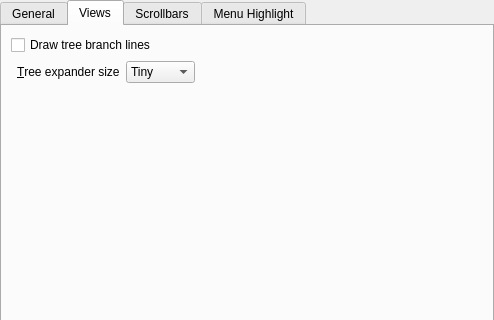
Above: kstyle/config/ui/oxygenstyleconfig.ui from KDE/oxygen before the change; both pictures show x 0 to 494 and y 0 to 320 of the 494 by 629 pixel window. Below: the same form after it.
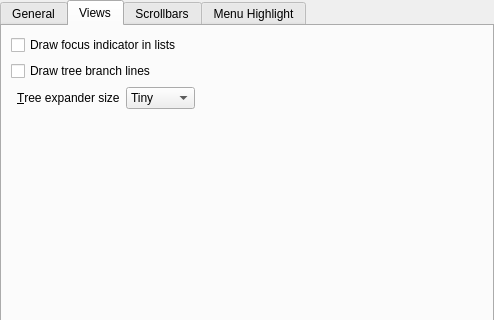
That is the form after the change. The open tabs and pages were chosen to show the change. Custom widgets are drawn as their Qt base class.

Commit message: re-added viewDrawFocus option, with improved rendering CCMAIL: david@davidedmundson.co.uk

What changed in the file:
```diff
--- a/kstyle/config/ui/oxygenstyleconfig.ui
+++ b/kstyle/config/ui/oxygenstyleconfig.ui
@@ -183,14 +183,14 @@
        <string>Views</string>
       </attribute>
       <layout class="QGridLayout" name="gridLayout_5">
-       <item row="0" column="0" colspan="2">
+       <item row="1" column="0" colspan="2">
         <widget class="QCheckBox" name="_viewDrawTreeBranchLines">
          <property name="text">
           <string>Draw tree branch lines</string>
          </property>
         </widget>
        </item>
-       <item row="1" column="1">
+       <item row="2" column="1">
         <widget class="QWidget" name="_viewsExpertWidget" native="true">
          <layout class="QHBoxLayout" name="horizontalLayout">
           <property name="leftMargin">
@@ -250,7 +250,7 @@
          </layout>
         </widget>
        </item>
-       <item row="2" column="0" colspan="2">
+       <item row="3" column="0" colspan="2">
         <spacer name="verticalSpacer_3">
          <property name="orientation">
           <enum>Qt::Vertical</enum>
@@ -263,6 +263,13 @@
          </property>
         </spacer>
        </item>
+       <item row="0" column="0" colspan="2">
+        <widget class="QCheckBox" name="_viewDrawFocusIndicator">
+         <property name="text">
+          <string>Draw focus indicator in lists</string>
+         </property>
+        </widget>
+       </item>
       </layout>
      </widget>
      <widget class="QWidget" name="tab_4">
```
The commit also changes 4 other files.
